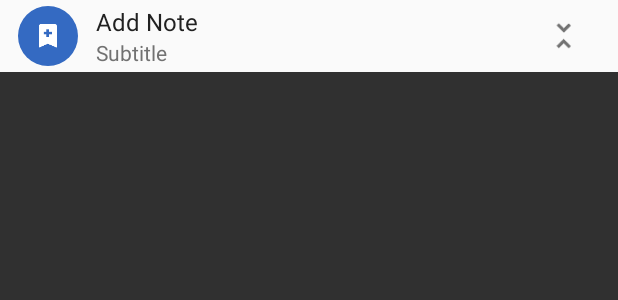
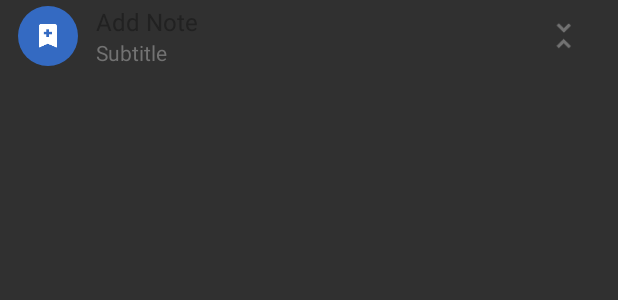
Before and after one commit to tommasoberlose/focus-lite, an Android app: the layout add_notification_layout.xml on its own in the app's theme, with its tools: preview values and no code run, on a phone screen of 412 x 824 dp. Shown: the top 300 px of the screen. Run offline under Robolectric (Android 15) with nearby library versions, the phone set to English and light mode, and no system bars.

Commit message:
Sistemato colore notifica personalizzata e possibile rimedio all'eliminazione dell'ultimo elemento dell'elenco

```diff
--- a/FLite/app/src/main/java/com/nego/flite/Adapter/MyAdapter.java
+++ b/FLite/app/src/main/java/com/nego/flite/Adapter/MyAdapter.java
@@ -126,7 +126,8 @@ public class MyAdapter extends RecyclerView.Adapter<MyAdapter.ViewHolder> {
 
                 @Override
                 public void afterTextChanged(Editable s) {
-                    mDataset.get(position)[1] = s.toString().replace(Costants.LIST_COSTANT, "").replace(Costants.LIST_ORDER_SEPARATOR, "").replace(Costants.LIST_ITEM_SEPARATOR, "").trim();
+                    if (mDataset.size() > position)
+                        mDataset.get(position)[1] = s.toString().replace(Costants.LIST_COSTANT, "").replace(Costants.LIST_ORDER_SEPARATOR, "").replace(Costants.LIST_ITEM_SEPARATOR, "").trim();
                 }
             });
 
--- /dev/null
+++ b/FLite/app/src/main/res/drawable/circle_back_light.xml
@@ -0,0 +1,11 @@
+<?xml version="1.0" encoding="utf-8"?>
+<selector xmlns:android="http://schemas.android.com/apk/res/android" android:enterFadeDuration="@android:integer/config_shortAnimTime">
+    <item>
+        <shape android:shape="rectangle">
+            <corners
+                android:radius="24dp" />
+            <solid
+                android:color="@color/primary"/>
+        </shape>
+    </item>
+</selector>
--- a/FLite/app/src/main/res/layout/add_notification_layout.xml
+++ b/FLite/app/src/main/res/layout/add_notification_layout.xml
@@ -1,17 +1,16 @@
 <?xml version="1.0" encoding="utf-8"?>
 <RelativeLayout xmlns:android="http://schemas.android.com/apk/res/android"
     android:orientation="horizontal" android:layout_width="match_parent"
-    android:layout_height="wrap_content" android:background="@color/background_material_light">
+    android:layout_height="wrap_content">
     <ImageView
         android:layout_width="40dp"
         android:layout_height="40dp"
         android:src="@drawable/ic_stat_bookmark_plus"
         android:id="@+id/notification_icon"
-        android:background="@drawable/circle_back"
+        android:background="@drawable/circle_back_light"
         android:layout_centerVertical="true"
         android:layout_marginLeft="12dp"
         android:layout_marginRight="12dp"
-        android:backgroundTint="@color/primary"
         android:padding="11dp"/>
     <LinearLayout
         android:layout_width="match_parent"
```
